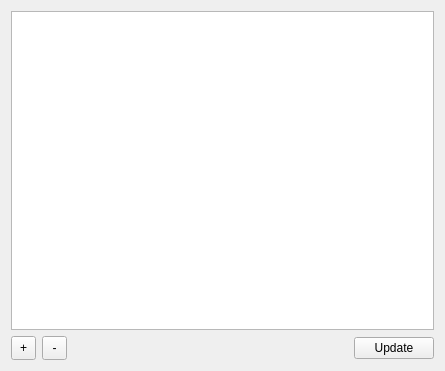
Qt form wizard/bertos_versions.ui (imby/STM32VLDiscovery_BeRTOS) before a commit.
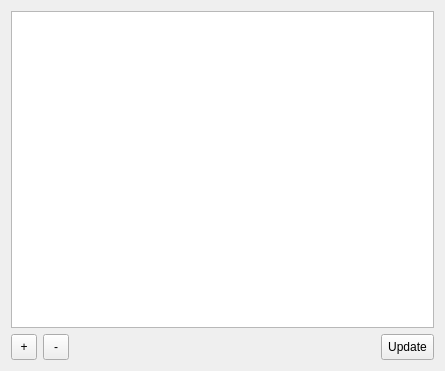
The same form after that commit. Icons and pictures are not drawn.

Commit message: Change the updateButton from QPushButton to QToolButton

```diff
--- a/wizard/bertos_versions.ui
+++ b/wizard/bertos_versions.ui
@@ -30,14 +30,14 @@
         <widget class="QToolButton" name="addButton" >
          <property name="minimumSize" >
           <size>
-           <width>25</width>
-           <height>24</height>
+           <width>26</width>
+           <height>26</height>
           </size>
          </property>
          <property name="maximumSize" >
           <size>
-           <width>25</width>
-           <height>24</height>
+           <width>26</width>
+           <height>26</height>
           </size>
          </property>
          <property name="text" >
@@ -49,8 +49,8 @@
          </property>
          <property name="iconSize" >
           <size>
-           <width>24</width>
-           <height>24</height>
+           <width>16</width>
+           <height>16</height>
           </size>
          </property>
         </widget>
@@ -59,14 +59,14 @@
         <widget class="QToolButton" name="removeButton" >
          <property name="minimumSize" >
           <size>
-           <width>25</width>
-           <height>24</height>
+           <width>26</width>
+           <height>26</height>
           </size>
          </property>
          <property name="maximumSize" >
           <size>
-           <width>25</width>
-           <height>24</height>
+           <width>26</width>
+           <height>26</height>
           </size>
          </property>
          <property name="text" >
@@ -78,8 +78,8 @@
          </property>
          <property name="iconSize" >
           <size>
-           <width>24</width>
-           <height>24</height>
+           <width>16</width>
+           <height>16</height>
           </size>
          </property>
         </widget>
@@ -98,7 +98,19 @@
         </spacer>
        </item>
        <item>
-        <widget class="QPushButton" name="updateButton" >
+        <widget class="QToolButton" name="updateButton" >
+         <property name="minimumSize" >
+          <size>
+           <width>0</width>
+           <height>26</height>
+          </size>
+         </property>
+         <property name="maximumSize" >
+          <size>
+           <width>16777215</width>
+           <height>26</height>
+          </size>
+         </property>
          <property name="text" >
           <string>Update</string>
          </property>
```
